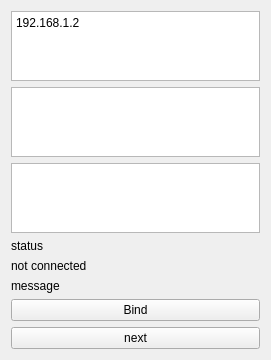
This is demo/angel/angelclient/angelclient.ui in sriks/decii as Qt 5 draws it before an edit. The edited form follows.
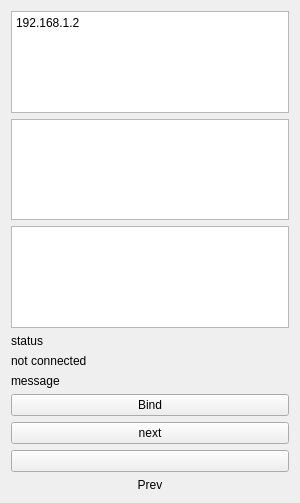
This is the edited form. Custom widgets are drawn as their Qt base class.

Commit message: added some ui elements from embed widgets

Patch:
```diff
--- a/demo/angel/angelclient/angelclient.ui
+++ b/demo/angel/angelclient/angelclient.ui
@@ -6,8 +6,8 @@
    <rect>
     <x>0</x>
     <y>0</y>
-    <width>271</width>
-    <height>345</height>
+    <width>300</width>
+    <height>503</height>
    </rect>
   </property>
   <property name="windowTitle">
@@ -62,9 +62,33 @@
      </property>
     </widget>
    </item>
+   <item>
+    <widget class="QtSvgButton" name="prevButton">
+     <property name="text">
+      <string/>
+     </property>
+    </widget>
+   </item>
+   <item>
+    <widget class="QLabel" name="label">
+     <property name="text">
+      <string>Prev</string>
+     </property>
+     <property name="alignment">
+      <set>Qt::AlignCenter</set>
+     </property>
+    </widget>
+   </item>
   </layout>
  </widget>
  <layoutdefault spacing="6" margin="11"/>
+ <customwidgets>
+  <customwidget>
+   <class>QtSvgButton</class>
+   <extends>QPushButton</extends>
+   <header location="global">qtsvgbutton.h</header>
+  </customwidget>
+ </customwidgets>
  <resources/>
  <connections/>
 </ui>
```
The commit also changes 2 other files.
